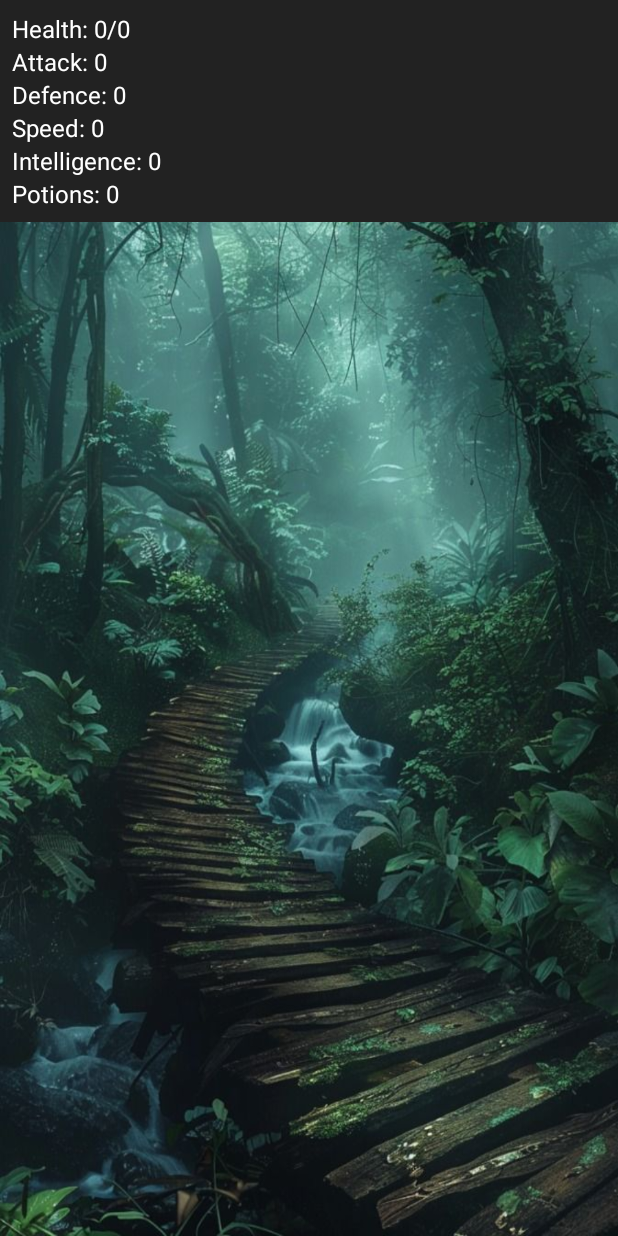
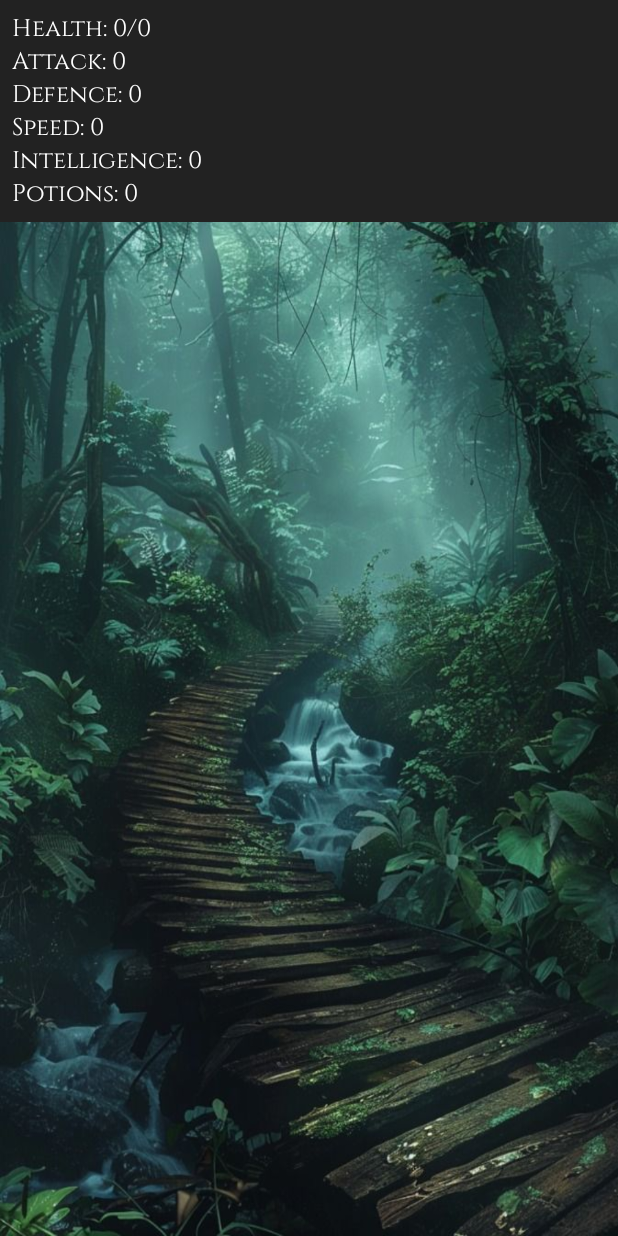
Before and after one commit to Aaron-Chacko/Text-Based-Adventure-Game, an Android app: the StatsFragment screen opened directly, with no data from a screen before it, on a phone screen of 412 x 824 dp. Run offline under Robolectric (Android 15) with nearby library versions, the phone set to English and light mode, and no system bars; our stand-ins replace sdp/ssp sizes.

Commit message:
designing fragment

```diff
--- a/app/src/main/res/layout/fragment_stats.xml
+++ b/app/src/main/res/layout/fragment_stats.xml
@@ -11,7 +11,7 @@
         android:layout_width="wrap_content"
         android:layout_height="wrap_content"
         android:text="Health: 0/0"
-        android:fontFamily="sans-serif"
+        android:fontFamily="@font/cinzel"
         android:textColor="@android:color/white"
         android:textSize="16sp" />
 
@@ -21,6 +21,7 @@
         android:layout_height="wrap_content"
         android:text="Attack: 0"
         android:textColor="@android:color/white"
+        android:fontFamily="@font/cinzel"
         android:textSize="16sp" />
 
     <TextView
@@ -29,6 +30,7 @@
         android:layout_height="wrap_content"
         android:text="Defence: 0"
         android:textColor="@android:color/white"
+        android:fontFamily="@font/cinzel"
         android:textSize="16sp" />
 
     <TextView
@@ -37,6 +39,7 @@
         android:layout_height="wrap_content"
         android:text="Speed: 0"
         android:textColor="@android:color/white"
+        android:fontFamily="@font/cinzel"
         android:textSize="16sp" />
 
     <TextView
@@ -45,6 +48,7 @@
         android:layout_height="wrap_content"
         android:text="Intelligence: 0"
         android:textColor="@android:color/white"
+        android:fontFamily="@font/cinzel"
         android:textSize="16sp" />
 
     <TextView
@@ -53,6 +57,7 @@
         android:layout_height="wrap_content"
         android:text="Potions: 0"
         android:textColor="@android:color/white"
+        android:fontFamily="@font/cinzel"
         android:textSize="16sp" />
 
 </LinearLayout>
```
Also changed, not shown: app/src/main/res/font/cinzel.ttf (renamed from app/src/main/res/font/Cinzel-VariableFont_wght.ttf).
